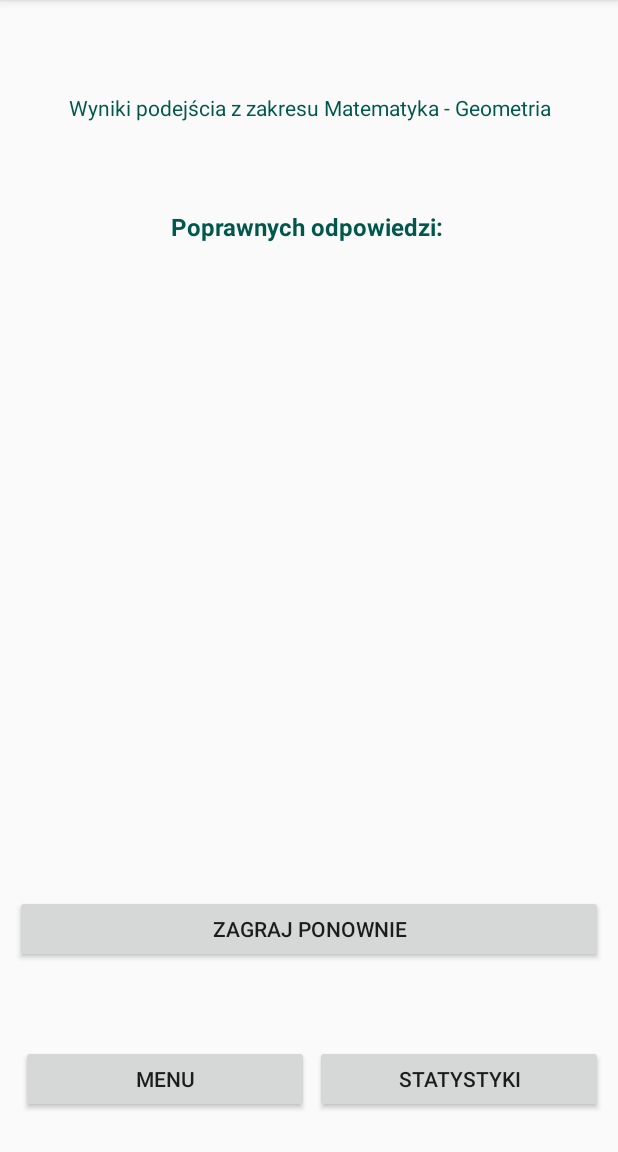
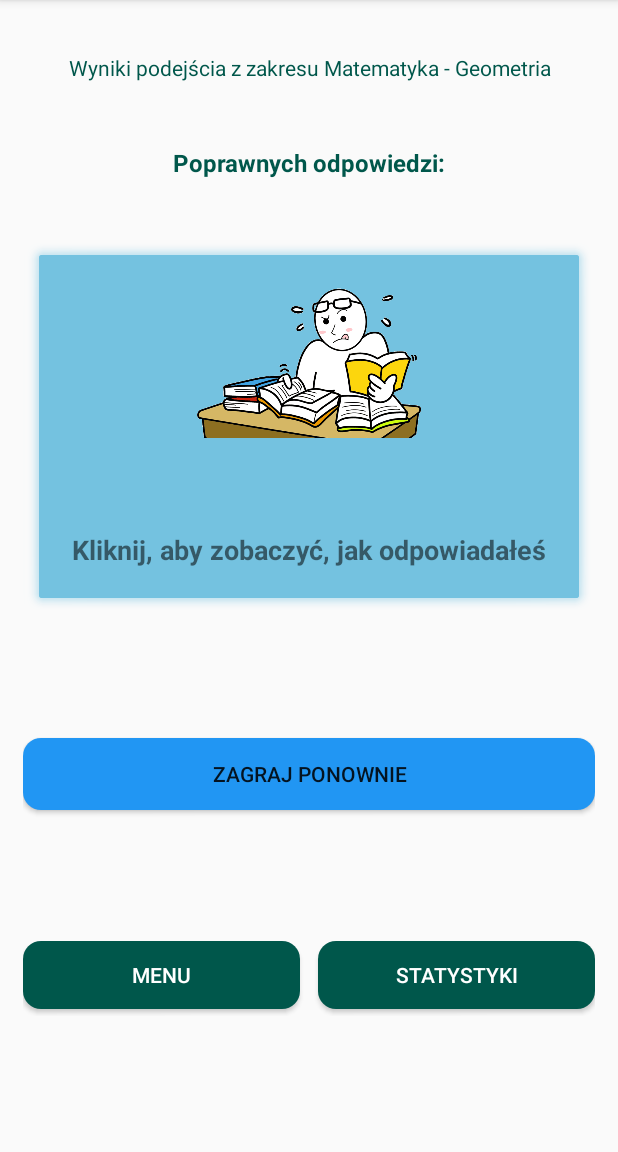
Before and after one commit to monkok96/teaching-mobile, an Android app: the AttemptSummary screen opened directly, with no data from a screen before it, on a phone screen of 412 x 824 dp, the part 84-1236 px from its top. Run offline under Robolectric (Android 15) with nearby library versions, the phone set to English and light mode, and no system bars.

Commit message:
gui of attempts summary

```diff
--- a/app/src/main/java/com/example/teachinghelper/AreaChoice.kt
+++ b/app/src/main/java/com/example/teachinghelper/AreaChoice.kt
@@ -56,7 +56,7 @@ class AreaChoice : AppCompatActivity() {
             buttonsLayout.addView(btnTag)
 
             btnTag.setOnClickListener {
-                val intent = Intent(this, QuestionsActivity::class.java)
+                val intent = Intent(this, AttemptSummary::class.java)
                 intent.putExtra("areaId", area.id)
                 startActivity(intent)
             }
--- a/app/src/main/java/com/example/teachinghelper/Database/AppDatabase.kt
+++ b/app/src/main/java/com/example/teachinghelper/Database/AppDatabase.kt
@@ -49,7 +49,7 @@ abstract class AppDatabase  : RoomDatabase() {
                 )
                     .addCallback(AppDatabaseCallback(scope))
                         // remove it later because it deletes all data from database!!!!!!!
-                    .fallbackToDestructiveMigration()
+//                    .fallbackToDestructiveMigration()
                     .allowMainThreadQueries()
                     .build()
                 INSTANCE = instance
--- a/app/src/main/res/layout/activity_attempt_summary.xml
+++ b/app/src/main/res/layout/activity_attempt_summary.xml
@@ -4,73 +4,119 @@
     xmlns:tools="http://schemas.android.com/tools"
     android:layout_width="match_parent"
     android:layout_height="match_parent"
-    android:layout_margin="10dp"
+    android:layout_margin="15dp"
     tools:context=".AttemptSummary">
 
 
     <TextView
         android:id="@+id/attemptSummaryTitleText"
-        android:layout_width="382dp"
-        android:layout_height="43dp"
-        android:layout_marginTop="40dp"
+        android:layout_width="match_parent"
+        android:layout_height="wrap_content"
+        android:layout_marginTop="20dp"
         android:gravity="center"
         android:text="Wyniki podejścia z zakresu Matematyka - Geometria"
         android:textColor="@color/colorPrimaryDark"
         android:textSize="14sp"
+
         app:layout_constraintEnd_toEndOf="parent"
+        app:layout_constraintHorizontal_bias="0.0"
         app:layout_constraintStart_toStartOf="parent"
         app:layout_constraintTop_toTopOf="parent" />
 
     <TextView
         android:id="@+id/correctAnswersText"
-        android:layout_width="382dp"
+        android:layout_width="match_parent"
         android:layout_height="43dp"
-        android:layout_marginStart="4dp"
-        android:layout_marginTop="36dp"
+        android:layout_marginTop="32dp"
         android:gravity="center"
         android:text="Poprawnych odpowiedzi:"
         android:textColor="@color/colorPrimaryDark"
         android:textSize="16sp"
         android:textStyle="bold"
+
         app:layout_constraintStart_toStartOf="parent"
         app:layout_constraintTop_toBottomOf="@+id/attemptSummaryTitleText" />
+
+    <RelativeLayout
+        android:id="@+id/AttemptDetailsButton"
+        android:layout_width="0dp"
+        android:layout_height="250dp"
+        android:layout_marginTop="32dp"
+        android:background="@android:drawable/alert_light_frame"
+        android:backgroundTint="#74C2E0"
+        android:clickable="true"
+        app:layout_constraintEnd_toEndOf="parent"
+        app:layout_constraintStart_toStartOf="parent"
+        app:layout_constraintTop_toBottomOf="@+id/correctAnswersText">
+
+
+        <ImageView
+            android:id="@+id/mathsImage"
+            android:layout_width="399dp"
+            android:layout_height="102dp"
+            android:layout_alignParentTop="true"
+            android:layout_marginTop="18dp"
+            app:srcCompat="@drawable/studyfocus" />
+
+        <TextView
+            android:id="@+id/mathsText"
+            android:layout_width="match_parent"
+            android:layout_height="wrap_content"
+            android:layout_below="@+id/mathsImage"
+
+            android:layout_marginTop="62dp"
+            android:layout_marginBottom="81dp"
+            android:gravity="center"
+            android:text="Kliknij, aby zobaczyć, jak odpowiadałeś"
+            android:textSize="18sp"
+            android:textStyle="bold" />
+    </RelativeLayout>
 
     <Button
         android:id="@+id/playAgainButton"
         android:layout_width="match_parent"
-        android:layout_height="45dp"
-        android:layout_marginTop="424dp"
+        android:layout_height="0dp"
+        android:layout_marginTop="80dp"
         android:layout_weight="1"
+        android:background="@drawable/round_button"
+        android:backgroundTint="#2196F3"
         android:text="Zagraj ponownie"
         app:layout_constraintEnd_toEndOf="parent"
         app:layout_constraintHorizontal_bias="0.0"
         app:layout_constraintStart_toStartOf="parent"
-        app:layout_constraintTop_toBottomOf="@+id/correctAnswersText" />
+        app:layout_constraintTop_toBottomOf="@+id/AttemptDetailsButton" />
 
+    <LinearLayout
+        android:id="@+id/buttonsBottomLayout"
+        android:layout_width="match_parent"
+
+        android:layout_height="50dp"
+        android:layout_marginTop="12dp"
+        android:orientation="horizontal"
+        app:layout_constraintBottom_toBottomOf="parent"
+        app:layout_constraintEnd_toEndOf="parent"
+        app:layout_constraintStart_toStartOf="parent"
+        app:layout_constraintTop_toBottomOf="@+id/playAgainButton">
 
         <Button
             android:id="@+id/menuButton"
-        android:layout_width="192dp"
+            android:layout_width="150dp"
             android:layout_height="45dp"
-        android:layout_marginStart="4dp"
-        android:layout_marginBottom="16dp"
+            android:layout_marginEnd="12dp"
             android:layout_weight="1"
+            android:background="@drawable/round_button"
             android:text="Menu"
-        app:layout_constraintBottom_toBottomOf="parent"
-        app:layout_constraintStart_toStartOf="parent"
-        app:layout_constraintTop_toBottomOf="@+id/playAgainButton"
-        app:layout_constraintVertical_bias="1.0" />
+            android:textColor="@android:color/background_light" />
 
         <Button
             android:id="@+id/statsButton"
-        android:layout_width="192dp"
+            android:layout_width="150dp"
             android:layout_height="45dp"
-        android:layout_marginBottom="16dp"
+
             android:layout_weight="1"
+            android:background="@drawable/round_button"
             android:text="Statystyki"
-        app:layout_constraintBottom_toBottomOf="parent"
-        app:layout_constraintEnd_toEndOf="parent"
-        app:layout_constraintHorizontal_bias="1.0"
-        app:layout_constraintStart_toEndOf="@+id/menuButton" />
+            android:textColor="@android:color/background_light" />
+    </LinearLayout>
 
 </androidx.constraintlayout.widget.ConstraintLayout>
--- a/app/src/main/res/layout/activity_subject_choice.xml
+++ b/app/src/main/res/layout/activity_subject_choice.xml
@@ -6,6 +6,7 @@
     android:layout_height="fill_parent"
     android:orientation="horizontal"
     android:weightSum="1.0">
+
 
     <RelativeLayout
         android:id="@+id/MathsButtonLayout"
@@ -37,7 +38,6 @@
             android:textSize="18sp"
             android:textStyle="bold" />
     </RelativeLayout>
-
 
     <RelativeLayout
         android:id="@+id/EnglishButtonLayout"
```
Lines whose indentation alone changed are shown as unchanged.
